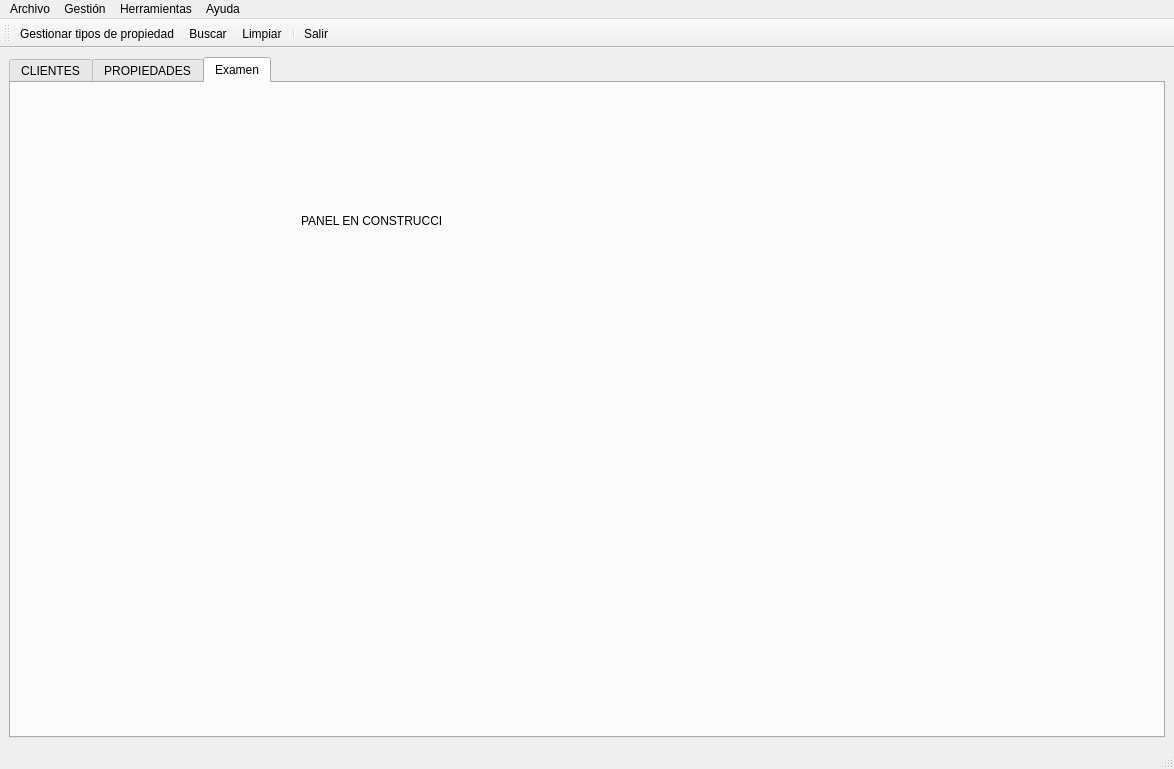
Old version of the form templates/venPrincipal.ui in the repository BuaTeijeiro/ProyectoDI.
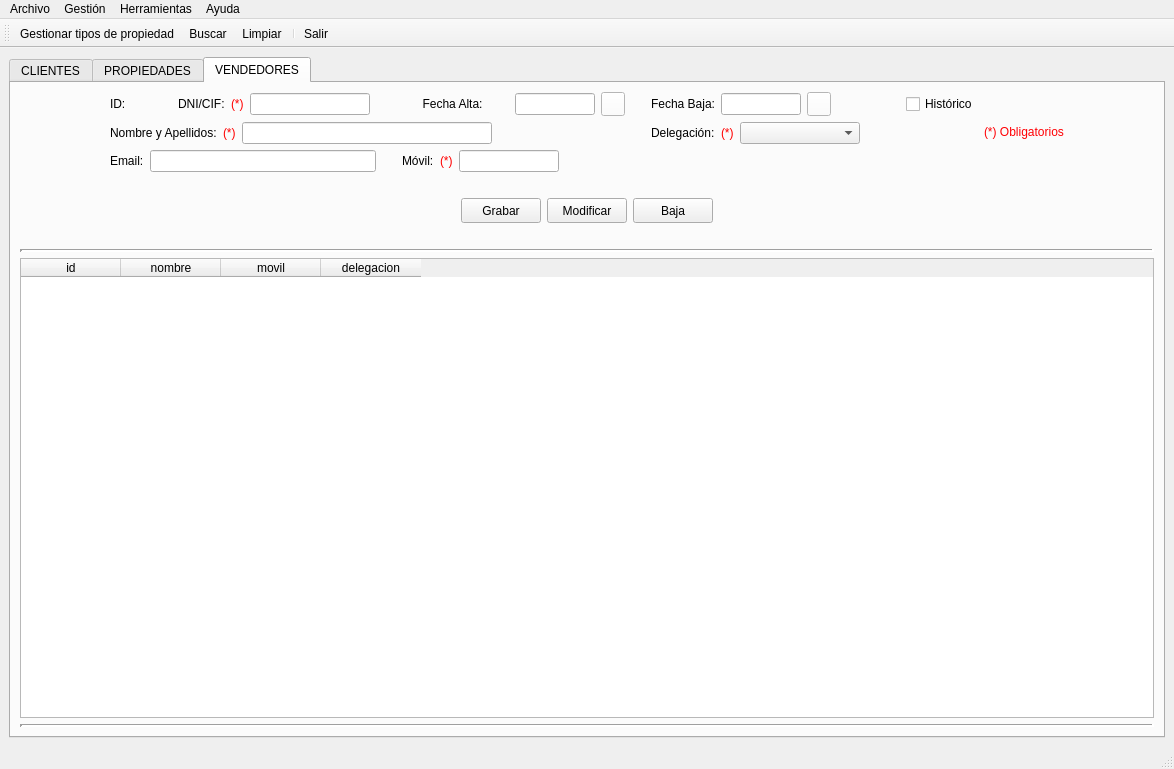
New version of the form. Icons and pictures are not drawn.

Commit message: tras examen de verdad

What changed in the file:
```diff
--- a/templates/venPrincipal.ui
+++ b/templates/venPrincipal.ui
@@ -13,7 +13,7 @@
   <property name="minimumSize">
    <size>
     <width>1100</width>
-    <height>600</height>git
+    <height>600</height>
    </size>
   </property>
   <property name="windowTitle">
@@ -3098,21 +3098,953 @@
       </widget>
       <widget class="QWidget" name="pesExamen">
        <attribute name="title">
-        <string>Examen</string>
+        <string>VENDEDORES</string>
        </attribute>
-       <widget class="QLabel" name="label_12">
-        <property name="geometry">
-         <rect>
-          <x>290</x>
-          <y>130</y>
-          <width>141</width>
-          <height>16</height>
-         </rect>
-        </property>
-        <property name="text">
-         <string>PANEL EN CONSTRUCCIÓN</string>
-        </property>
-       </widget>
+       <layout class="QVBoxLayout" name="verticalLayout_5">
+        <item>
+         <layout class="QHBoxLayout" name="horizontalLayout_87">
+          <item>
+           <spacer name="horizontalSpacer_86">
+            <property name="orientation">
+             <enum>Qt::Horizontal</enum>
+            </property>
+            <property name="sizeHint" stdset="0">
+             <size>
+              <width>40</width>
+              <height>20</height>
+             </size>
+            </property>
+           </spacer>
+          </item>
+          <item>
+           <layout class="QGridLayout" name="gridLayout_7">
+            <item row="2" column="2">
+             <layout class="QHBoxLayout" name="horizontalLayout_93">
+              <item>
+               <widget class="QLabel" name="lblMovilvend">
+                <property name="sizePolicy">
+                 <sizepolicy hsizetype="Fixed" vsizetype="Fixed">
+                  <horstretch>0</horstretch>
+                  <verstretch>0</verstretch>
+                 </sizepolicy>
+                </property>
+                <property name="text">
+                 <string>Móvil:</string>
+                </property>
+               </widget>
+              </item>
+              <item>
+               <widget class="QLabel" name="label_47">
+                <property name="palette">
+                 <palette>
+                  <active>
+                   <colorrole role="WindowText">
+                    <brush brushstyle="SolidPattern">
+                     <color alpha="255">
+                      <red>255</red>
+                      <green>0</green>
+                      <blue>0</blue>
+                     </color>
+                    </brush>
+                   </colorrole>
+                  </active>
+                  <inactive>
+                   <colorrole role="WindowText">
+                    <brush brushstyle="SolidPattern">
+                     <color alpha="255">
+                      <red>255</red>
+                      <green>0</green>
+                      <blue>0</blue>
+                     </color>
+                    </brush>
+                   </colorrole>
+                  </inactive>
+                  <disabled>
+                   <colorrole role="WindowText">
+                    <brush brushstyle="SolidPattern">
+                     <color alpha="255">
+                      <red>120</red>
+                      <green>120</green>
+                      <blue>120</blue>
+                     </color>
+                    </brush>
+                   </colorrole>
+                  </disabled>
+                 </palette>
+                </property>
+                <property name="text">
+                 <string>(*)</string>
+                </property>
+               </widget>
+              </item>
+              <item>
+               <widget class="QLineEdit" name="txtMovilvend">
+                <property name="minimumSize">
+                 <size>
+                  <width>100</width>
+                  <height>0</height>
+                 </size>
+                </property>
+                <property name="maximumSize">
+                 <size>
+                  <width>100</width>
+                  <height>16777215</height>
+                 </size>
+                </property>
+                <property name="alignment">
+                 <set>Qt::AlignLeading|Qt::AlignLeft|Qt::AlignVCenter</set>
+                </property>
+               </widget>
+              </item>
+              <item>
+               <widget class="QPushButton" name="btnBuscarVendedor">
+                <property name="text">
+                 <string/>
+                </property>
+                <property name="icon">
+                 <iconset>
+                  <normaloff>../img/lupa.ico</normaloff>../img/lupa.ico</iconset>
+                </property>
+                <property name="iconSize">
+                 <size>
+                  <width>20</width>
+                  <height>20</height>
+                 </size>
+                </property>
+                <property name="flat">
+                 <bool>true</bool>
+                </property>
+               </widget>
+              </item>
+              <item>
+               <spacer name="horizontalSpacer_90">
+                <property name="orientation">
+                 <enum>Qt::Horizontal</enum>
+                </property>
+                <property name="sizeHint" stdset="0">
+                 <size>
+                  <width>40</width>
+                  <height>20</height>
+                 </size>
+                </property>
+               </spacer>
+              </item>
+             </layout>
+            </item>
+            <item row="0" column="5">
+             <widget class="QCheckBox" name="chkHistoriavend">
+              <property name="sizePolicy">
+               <sizepolicy hsizetype="Fixed" vsizetype="Fixed">
+                <horstretch>0</horstretch>
+                <verstretch>0</verstretch>
+               </sizepolicy>
+              </property>
+              <property name="text">
+               <string>Histórico</string>
+              </property>
+              <property name="checked">
+               <bool>false</bool>
+              </property>
+              <property name="autoRepeat">
+               <bool>false</bool>
+              </property>
+             </widget>
+            </item>
+            <item row="1" column="0" colspan="3">
+             <layout class="QHBoxLayout" name="horizontalLayout_94">
+              <item alignment="Qt::AlignLeft">
+               <widget class="QLabel" name="lblNombrevend">
+                <property name="sizePolicy">
+                 <sizepolicy hsizetype="Fixed" vsizetype="Fixed">
+                  <horstretch>0</horstretch>
+                  <verstretch>0</verstretch>
+                 </sizepolicy>
+                </property>
+                <property name="text">
+                 <string>Nombre y Apellidos:</string>
+                </property>
+               </widget>
+              </item>
+              <item>
+               <widget class="QLabel" name="label_48">
+                <property name="palette">
+                 <palette>
+                  <active>
+                   <colorrole role="WindowText">
+                    <brush brushstyle="SolidPattern">
+                     <color alpha="255">
+                      <red>255</red>
+                      <green>0</green>
+                      <blue>0</blue>
+                     </color>
+                    </brush>
+                   </colorrole>
+                  </active>
+                  <inactive>
+                   <colorrole role="WindowText">
+                    <brush brushstyle="SolidPattern">
+                     <color alpha="255">
+                      <red>255</red>
+                      <green>0</green>
+                      <blue>0</blue>
+                     </color>
+                    </brush>
+                   </colorrole>
+                  </inactive>
+                  <disabled>
+                   <colorrole role="WindowText">
+                    <brush brushstyle="SolidPattern">
+                     <color alpha="255">
+                      <red>120</red>
+                      <green>120</green>
+                      <blue>120</blue>
+                     </color>
+                    </brush>
+                   </colorrole>
+                  </disabled>
+                 </palette>
+                </property>
+                <property name="text">
+                 <string>(*)</string>
+                </property>
+               </widget>
+              </item>
+              <item>
+               <widget class="QLineEdit" name="txtNombrevend">
+                <property name="minimumSize">
+                 <size>
+                  <width>250</width>
+                  <height>0</height>
+                 </size>
+                </property>
+                <property name="maximumSize">
+                 <size>
+                  <width>300</width>
+                  <height>16777215</height>
+                 </size>
+                </property>
+               </widget>
+              </item>
+              <item>
+               <spacer name="horizontalSpacer_91">
+                <property name="orientation">
+                 <enum>Qt::Horizontal</enum>
+                </property>
+                <property name="sizeHint" stdset="0">
+                 <size>
+                  <width>40</width>
+                  <height>20</height>
+                 </size>
+                </property>
+               </spacer>
+              </item>
+             </layout>
+            </item>
+            <item row="0" column="1" colspan="2">
+             <layout class="QHBoxLayout" name="horizontalLayout_91">
+              <item>
+               <widget class="QLabel" name="lblAltavend">
+                <property name="text">
+                 <string>Fecha Alta:</string>
+                </property>
+                <property name="alignment">
+                 <set>Qt::AlignCenter</set>
+                </property>
+               </widget>
+              </item>
+              <item>
+               <widget class="QLineEdit" name="txtAltavend">
+                <property name="minimumSize">
+                 <size>
+                  <width>80</width>
+                  <height>0</height>
+                 </size>
+                </property>
+                <property name="maximumSize">
+                 <size>
+                  <width>80</width>
+                  <height>16777215</height>
+                 </size>
+                </property>
+                <property name="alignment">
+                 <set>Qt::AlignCenter</set>
+                </property>
+               </widget>
+              </item>
+              <item>
+               <widget class="QPushButton" name="btnAltavend">
+                <property name="minimumSize">
+                 <size>
+                  <width>24</width>
+                  <height>24</height>
+                 </size>
+                </property>
+                <property name="maximumSize">
+                 <size>
+                  <width>24</width>
+                  <height>24</height>
+                 </size>
+                </property>
+                <property name="styleSheet">
+                 <string notr="true">background-color: #FFF</string>
+                </property>
+                <property name="text">
+                 <string/>
+                </property>
+                <property name="icon">
+                 <iconset>
+                  <normaloff>../img/calendar.ico</normaloff>../img/calendar.ico</iconset>
+                </property>
+                <property name="iconSize">
+                 <size>
+                  <width>24</width>
+                  <height>24</height>
+                 </size>
+                </property>
+               </widget>
+              </item>
+              <item>
+               <spacer name="horizontalSpacer_89">
+                <property name="orientation">
+                 <enum>Qt::Horizontal</enum>
+                </property>
+                <property name="sizeType">
+                 <enum>QSizePolicy::Fixed</enum>
+                </property>
+                <property name="sizeHint" stdset="0">
+                 <size>
+                  <width>20</width>
+                  <height>20</height>
+                 </size>
+                </property>
+               </spacer>
+              </item>
+             </layout>
+            </item>
+            <item row="0" column="4">
+             <layout class="QHBoxLayout" name="horizontalLayout_88">
+              <item alignment="Qt::AlignLeft">
+               <widget class="QLabel" name="lblBajavend">
+                <property name="text">
+                 <string>Fecha Baja:</string>
+                </property>
+                <property name="alignment">
+                 <set>Qt::AlignRight|Qt::AlignTrailing|Qt::AlignVCenter</set>
+                </property>
+               </widget>
+              </item>
+              <item>
+               <widget class="QLineEdit" name="txtBajavend">
+                <property name="minimumSize">
+                 <size>
+                  <width>80</width>
+                  <height>0</height>
+                 </size>
+                </property>
+                <property name="maximumSize">
+                 <size>
+                  <width>80</width>
+                  <height>16777215</height>
+                 </size>
+                </property>
+                <property name="alignment">
+                 <set>Qt::AlignCenter</set>
+                </property>
+               </widget>
+              </item>
+              <item>
+               <widget class="QPushButton" name="btnBajavend">
+                <property name="minimumSize">
+                 <size>
+                  <width>24</width>
+                  <height>24</height>
+                 </size>
+                </property>
+                <property name="maximumSize">
+                 <size>
+                  <width>24</width>
+                  <height>24</height>
+                 </size>
+                </property>
+                <property name="styleSheet">
+                 <string notr="true">background-color: #FFF</string>
+                </property>
+                <property name="text">
+                 <string/>
+                </property>
+                <property name="icon">
+                 <iconset>
+                  <normaloff>../img/calendar.ico</normaloff>../img/calendar.ico</iconset>
+                </property>
+                <property name="iconSize">
+                 <size>
+                  <width>24</width>
+                  <height>24</height>
+                 </size>
+                </property>
+               </widget>
+              </item>
+              <item>
+               <spacer name="horizontalSpacer_87">
+                <property name="orientation">
+                 <enum>Qt::Horizontal</enum>
+                </property>
+                <property name="sizeHint" stdset="0">
+                 <size>
+                  <width>40</width>
+                  <height>20</height>
+                 </size>
+                </property>
+               </spacer>
+              </item>
+             </layout>
+            </item>
+            <item row="0" column="0">
+             <layout class="QHBoxLayout" name="horizontalLayout_95">
+              <item>
+               <layout class="QHBoxLayout" name="horizontalLayout_86">
+                <item>
+                 <widget class="QLabel" name="label_45">
+                  <property name="text">
+                   <string>ID:</string>
+                  </property>
+                 </widget>
+                </item>
+                <item>
+                 <widget class="QLabel" name="lblidvend">
+                  <property name="minimumSize">
+                   <size>
+                    <width>30</width>
+                    <height>0</height>
+                   </size>
+                  </property>
+                  <property name="text">
+                   <string/>
+                  </property>
+                  <property name="alignment">
+                   <set>Qt::AlignCenter</set>
+                  </property>
+                 </widget>
+                </item>
+                <item>
+                 <spacer name="horizontalSpacer_85">
+                  <property name="orientation">
+                   <enum>Qt::Horizontal</enum>
+                  </property>
+                  <property name="sizeHint" stdset="0">
+                   <size>
+                    <width>10</width>
+                    <height>20</height>
+                   </size>
+                  </property>
+                 </spacer>
+                </item>
+               </layout>
+              </item>
+              <item alignment="Qt::AlignLeft">
+               <widget class="QLabel" name="lblDnivend">
+                <property name="sizePolicy">
+                 <sizepolicy hsizetype="Fixed" vsizetype="Fixed">
+                  <horstretch>0</horstretch>
+                  <verstretch>0</verstretch>
+                 </sizepolicy>
+                </property>
+                <property name="text">
+                 <string>DNI/CIF:</string>
+                </property>
+               </widget>
+              </item>
+              <item>
+               <widget class="QLabel" name="label_49">
+                <property name="palette">
+                 <palette>
+                  <active>
+                   <colorrole role="WindowText">
+                    <brush brushstyle="SolidPattern">
+                     <color alpha="255">
+                      <red>255</red>
+                      <green>0</green>
+                      <blue>0</blue>
+                     </color>
+                    </brush>
+                   </colorrole>
+                  </active>
+                  <inactive>
+                   <colorrole role="WindowText">
+                    <brush brushstyle="SolidPattern">
+                     <color alpha="255">
+                      <red>255</red>
+                      <green>0</green>
+                      <blue>0</blue>
+                     </color>
+                    </brush>
+                   </colorrole>
+                  </inactive>
+                  <disabled>
+                   <colorrole role="WindowText">
+                    <brush brushstyle="SolidPattern">
+                     <color alpha="255">
+                      <red>120</red>
+                      <green>120</green>
+                      <blue>120</blue>
+                     </color>
+                    </brush>
+                   </colorrole>
+                  </disabled>
+                 </palette>
+                </property>
+                <property name="text">
+                 <string>(*)</string>
+                </property>
+               </widget>
+              </item>
+              <item>
+               <widget class="QLineEdit" name="txtDnivend">
+                <property name="minimumSize">
+                 <size>
+                  <width>120</width>
+                  <height>0</height>
+                 </size>
+                </property>
+                <property name="maximumSize">
+                 <size>
+                  <width>150</width>
+                  <height>16777215</height>
+                 </size>
+                </property>
+                <property name="styleSheet">
+                 <string notr="true"/>
+                </property>
+               </widget>
+              </item>
+              <item>
+               <spacer name="horizontalSpacer_92">
+                <property name="orientation">
+                 <enum>Qt::Horizontal</enum>
+                </property>
+                <property name="sizeType">
+                 <enum>QSizePolicy::Fixed</enum>
+                </property>
+                <property name="sizeHint" stdset="0">
+                 <size>
+                  <width>20</width>
+                  <height>20</height>
+                 </size>
+                </property>
+               </spacer>
+              </item>
+             </layout>
+            </item>
+            <item row="2" column="0" colspan="2">
+             <layout class="QHBoxLayout" name="horizontalLayout_96">
+              <item alignment="Qt::AlignLeft">
+               <widget class="QLabel" name="lblEmailcli_3">
+                <property name="sizePolicy">
+                 <sizepolicy hsizetype="Fixed" vsizetype="Fixed">
+                  <horstretch>0</horstretch>
+                  <verstretch>0</verstretch>
+                 </sizepolicy>
+                </property>
+                <property name="text">
+                 <string>Email:</string>
+                </property>
+               </widget>
+              </item>
+              <item>
+               <widget class="QLineEdit" name="txtEmailvend">
+                <property name="minimumSize">
+                 <size>
+                  <width>200</width>
+                  <height>0</height>
+                 </size>
+                </property>
+                <property name="maximumSize">
+                 <size>
+                  <width>250</width>
+                  <height>16777215</height>
+                 </size>
+                </property>
+                <property name="text">
+                 <string/>
+                </property>
+               </widget>
+              </item>
+              <item>
+               <spacer name="horizontalSpacer_93">
+                <property name="orientation">
+                 <enum>Qt::Horizontal</enum>
+                </property>
+                <property name="sizeType">
+                 <enum>QSizePolicy::Fixed</enum>
+                </property>
+                <property name="sizeHint" stdset="0">
+                 <size>
+                  <width>20</width>
+                  <height>20</height>
+                 </size>
+                </property>
+               </spacer>
+              </item>
+             </layout>
+            </item>
+            <item row="1" column="4">
+             <layout class="QHBoxLayout" name="horizontalLayout_89">
+              <item>
+               <widget class="QLabel" name="lblProvvend">
+                <property name="sizePolicy">
+                 <sizepolicy hsizetype="Fixed" vsizetype="Fixed">
+                  <horstretch>0</horstretch>
+                  <verstretch>0</verstretch>
+                 </sizepolicy>
+                </property>
+                <property name="text">
+                 <string>Delegación:</string>
+                </property>
+               </widget>
+              </item>
+              <item>
+               <widget class="QLabel" name="label_50">
+                <property name="palette">
+                 <palette>
+                  <active>
+                   <colorrole role="WindowText">
+                    <brush brushstyle="SolidPattern">
+                     <color alpha="255">
+                      <red>255</red>
+                      <green>0</green>
+                      <blue>0</blue>
+                     </color>
+                    </brush>
+                   </colorrole>
+                  </active>
+                  <inactive>
+                   <colorrole role="WindowText">
+                    <brush brushstyle="SolidPattern">
+                     <color alpha="255">
+                      <red>255</red>
+                      <green>0</green>
+                      <blue>0</blue>
+                     </color>
+                    </brush>
+                   </colorrole>
+                  </inactive>
+                  <disabled>
+                   <colorrole role="WindowText">
+                    <brush brushstyle="SolidPattern">
+                     <color alpha="255">
+                      <red>120</red>
+                      <green>120</green>
+                      <blue>120</blue>
+                     </color>
+                    </brush>
+                   </colorrole>
+                  </disabled>
+                 </palette>
+                </property>
+                <property name="text">
+                 <string>(*)</string>
+                </property>
+               </widget>
+              </item>
+              <item>
+               <widget class="QComboBox" name="cmbProvvend">
+                <property name="minimumSize">
+                 <size>
+                  <width>120</width>
+                  <height>0</height>
+                 </size>
+                </property>
+                <property name="maximumSize">
+                 <size>
+                  <width>150</width>
+                  <height>16777215</height>
+                 </size>
+                </property>
+               </widget>
+              </item>
+              <item>
+               <spacer name="horizontalSpacer_88">
+                <property name="orientation">
+                 <enum>Qt::Horizontal</enum>
+                </property>
+                <property name="sizeHint" stdset="0">
+                 <size>
+                  <width>40</width>
+                  <height>20</height>
+                 </size>
+                </property>
+               </spacer>
+              </item>
+             </layout>
+            </item>
+           </layout>
+          </item>
+          <item>
+           <widget class="QLabel" name="label_51">
+            <property name="palette">
+             <palette>
+              <active>
+               <colorrole role="WindowText">
+                <brush brushstyle="SolidPattern">
+                 <color alpha="255">
+                  <red>255</red>
+                  <green>0</green>
+                  <blue>4</blue>
+                 </color>
+                </brush>
+               </colorrole>
+               <colorrole role="Text">
+                <brush brushstyle="SolidPattern">
+                 <color alpha="255">
+                  <red>255</red>
+                  <green>0</green>
+                  <blue>4</blue>
+                 </color>
+                </brush>
+               </colorrole>
+              </active>
+              <inactive>
+               <colorrole role="WindowText">
+                <brush brushstyle="SolidPattern">
+                 <color alpha="255">
+                  <red>255</red>
+                  <green>0</green>
+                  <blue>4</blue>
+                 </color>
+                </brush>
+               </colorrole>
+               <colorrole role="Text">
+                <brush brushstyle="SolidPattern">
+                 <color alpha="255">
+                  <red>255</red>
+                  <green>0</green>
+                  <blue>4</blue>
+                 </color>
+                </brush>
+               </colorrole>
+              </inactive>
+              <disabled>
+               <colorrole role="WindowText">
+                <brush brushstyle="SolidPattern">
+                 <color alpha="255">
+                  <red>120</red>
+                  <green>120</green>
+                  <blue>120</blue>
+                 </color>
+                </brush>
+               </colorrole>
+               <colorrole role="Text">
+                <brush brushstyle="SolidPattern">
+                 <color alpha="255">
+                  <red>120</red>
+                  <green>120</green>
+                  <blue>120</blue>
+                 </color>
+                </brush>
+               </colorrole>
+              </disabled>
+             </palette>
+            </property>
+            <property name="text">
+             <string>(*) Obligatorios</string>
+            </property>
+           </widget>
+          </item>
+          <item>
+           <spacer name="horizontalSpacer_95">
+            <property name="orientation">
+             <enum>Qt::Horizontal</enum>
+            </property>
+            <property name="sizeHint" stdset="0">
+             <size>
+              <width>40</width>
+              <height>20</height>
+             </size>
+            </property>
+           </spacer>
+          </item>
+         </layout>
+        </item>
+        <item>
+         <spacer name="verticalSpacer_15">
+          <property name="orientation">
+           <enum>Qt::Vertical</enum>
+          </property>
+          <property name="sizeType">
+           <enum>QSizePolicy::Fixed</enum>
+          </property>
+          <property name="sizeHint" stdset="0">
+           <size>
+            <width>20</width>
+            <height>20</height>
+           </size>
+          </property>
+         </spacer>
+        </item>
+        <item>
+         <layout class="QHBoxLayout" name="horizontalLayout_85">
+          <item>
+           <spacer name="horizontalSpacer_83">
+            <property name="orientation">
+             <enum>Qt::Horizontal</enum>
+            </property>
+            <property name="sizeHint" stdset="0">
+             <size>
+              <width>40</width>
+              <height>20</height>
+             </size>
+            </property>
+           </spacer>
+          </item>
+          <item>
+           <layout class="QHBoxLayout" name="horizontalLayout_84">
+            <item>
+             <widget class="QPushButton" name="btnGrabarvend">
+              <property name="minimumSize">
+               <size>
+                <width>80</width>
+                <height>25</height>
+               </size>
+              </property>
+              <property name="maximumSize">
+               <size>
+                <width>80</width>
+                <height>25</height>
+               </size>
+              </property>
+              <property name="text">
+               <string>Grabar</string>
+              </property>
+             </widget>
+            </item>
+            <item>
+             <widget class="QPushButton" name="btnModifvend">
+              <property name="minimumSize">
+               <size>
+                <width>80</width>
+                <height>25</height>
+               </size>
+              </property>
+              <property name="maximumSize">
+               <size>
+                <width>80</width>
+                <height>25</height>
+               </size>
+              </property>
+              <property name="text">
+               <string>Modificar</string>
+              </property>
+             </widget>
+            </item>
+            <item>
+             <widget class="QPushButton" name="btnDelvend">
+              <property name="minimumSize">
+               <size>
+                <width>80</width>
+                <height>25</height>
+               </size>
+              </property>
+              <property name="maximumSize">
+               <size>
+                <width>80</width>
+                <height>25</height>
+               </size>
+              </property>
+              <property name="text">
+               <string>Baja</string>
+              </property>
+             </widget>
+            </item>
+           </layout>
+          </item>
+          <item>
+           <spacer name="horizontalSpacer_84">
+            <property name="orientation">
+             <enum>Qt::Horizontal</enum>
+            </property>
+            <property name="sizeHint" stdset="0">
+             <size>
+              <width>40</width>
+              <height>20</height>
+             </size>
+            </property>
+           </spacer>
+          </item>
+         </layout>
+        </item>
+        <item>
+         <spacer name="verticalSpacer_16">
+          <property name="orientation">
+           <enum>Qt::Vertical</enum>
+          </property>
+          <property name="sizeType">
+           <enum>QSizePolicy::Fixed</enum>
+          </property>
+          <property name="sizeHint" stdset="0">
+           <size>
+            <width>20</width>
+            <height>20</height>
+           </size>
+          </property>
+         </spacer>
+        </item>
+        <item>
+         <widget class="Line" name="line_10">
+          <property name="lineWidth">
+           <number>3</number>
+          </property>
+          <property name="orientation">
+           <enum>Qt::Horizontal</enum>
+          </property>
+         </widget>
+        </item>
+        <item>
+         <widget class="QTableWidget" name="tablaVendedores">
+          <property name="editTriggers">
+           <set>QAbstractItemView::NoEditTriggers</set>
+          </property>
+          <property name="selectionMode">
+           <enum>QAbstractItemView::SingleSelection</enum>
+          </property>
+          <property name="selectionBehavior">
+           <enum>QAbstractItemView::SelectRows</enum>
+          </property>
+          <attribute name="verticalHeaderVisible">
+           <bool>false</bool>
+          </attribute>
+          <column>
+           <property name="text">
+            <string>id</string>
+           </property>
+          </column>
+          <column>
+           <property name="text">
+            <string>nombre</string>
+           </property>
+          </column>
+          <column>
+           <property name="text">
+            <string>movil</string>
+           </property>
+          </column>
+          <column>
+           <property name="text">
+            <string>delegacion</string>
+           </property>
+          </column>
+         </widget>
+        </item>
+        <item>
+         <widget class="Line" name="line_9">
+          <property name="lineWidth">
+           <number>3</number>
+          </property>
+          <property name="orientation">
+           <enum>Qt::Horizontal</enum>
+          </property>
+         </widget>
+        </item>
+       </layout>
       </widget>
      </widget>
     </item>
```
Left out of the diff: 8 changed lines with no effect on the pictures. The commit also changes 18 other files.
